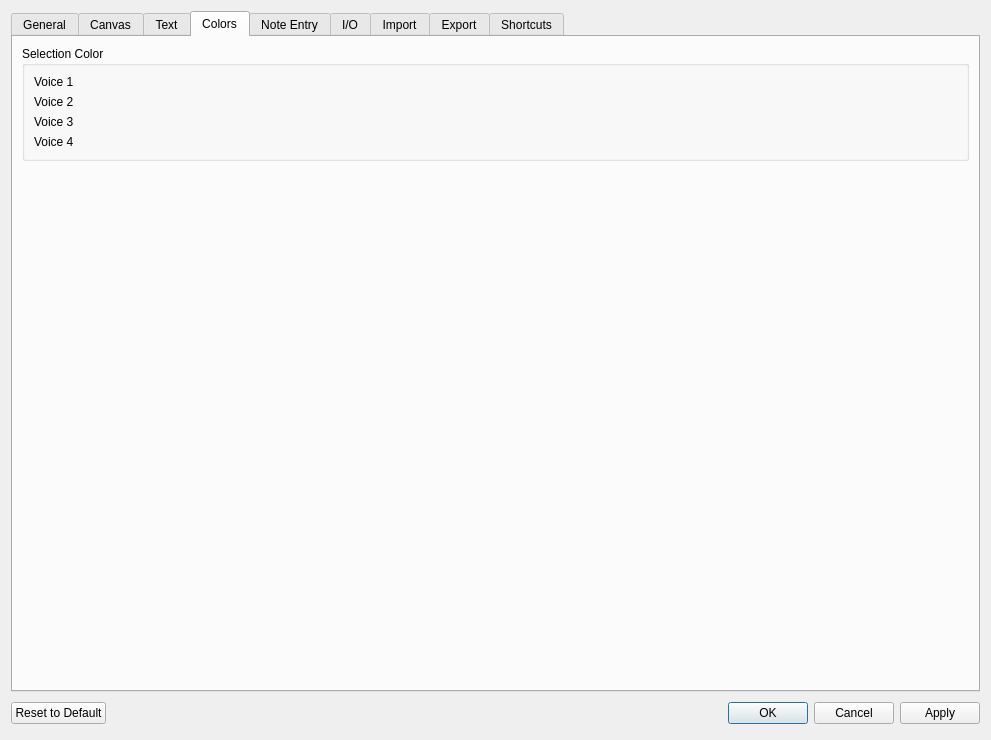
The window that mscore/mscore/prefsdialog.ui (musescore/musescore-old) describes before a commit, drawn with Qt 5.
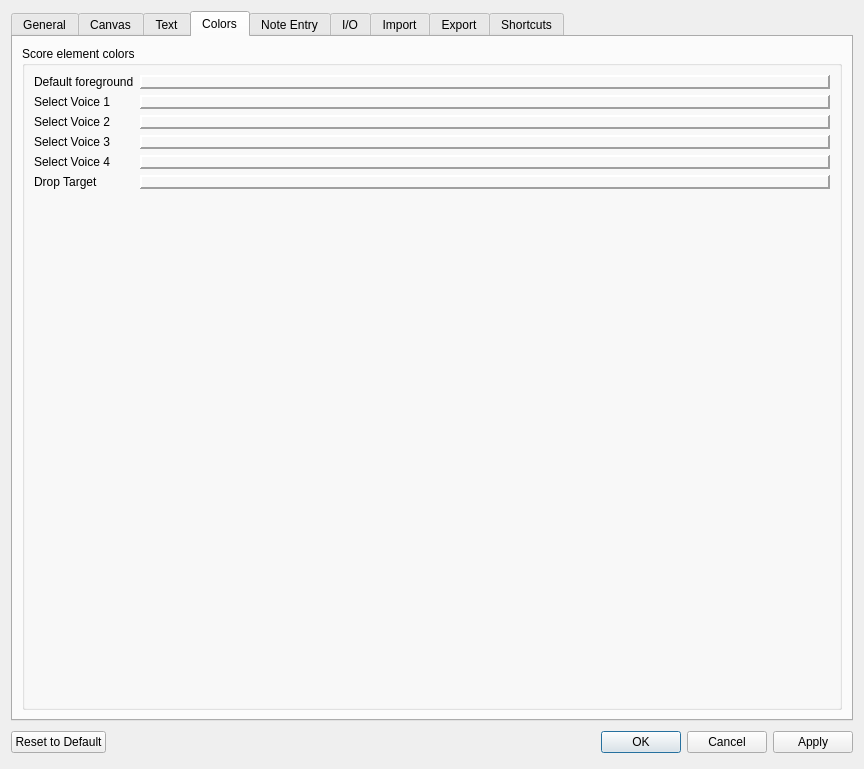
The same window after the commit. The open tabs and pages were chosen to show the change. Icons and pictures are not drawn. Custom widgets are drawn as their Qt base class.

What changed in the file:
```diff
--- a/mscore/mscore/prefsdialog.ui
+++ b/mscore/mscore/prefsdialog.ui
@@ -5,8 +5,8 @@
    <rect>
     <x>0</x>
     <y>0</y>
-    <width>991</width>
-    <height>740</height>
+    <width>864</width>
+    <height>769</height>
    </rect>
   </property>
   <property name="windowTitle" >
@@ -877,51 +877,47 @@
       <attribute name="title" >
        <string>Colors</string>
       </attribute>
-      <layout class="QGridLayout" >
-       <property name="margin" >
-        <number>9</number>
-       </property>
-       <property name="spacing" >
-        <number>6</number>
-       </property>
-       <item row="2" column="0" >
-        <spacer name="verticalSpacer" >
-         <property name="orientation" >
-          <enum>Qt::Vertical</enum>
-         </property>
-         <property name="sizeHint" stdset="0" >
-          <size>
-           <width>20</width>
-           <height>40</height>
-          </size>
-         </property>
-        </spacer>
-       </item>
-       <item row="0" column="0" >
-        <widget class="QGroupBox" name="groupBox_11" >
+      <layout class="QVBoxLayout" name="verticalLayout_5" >
+       <item>
+        <widget class="QGroupBox" name="groupBox_16" >
          <property name="title" >
-          <string>Selection Color</string>
+          <string>Score element colors</string>
          </property>
          <property name="flat" >
           <bool>true</bool>
          </property>
-         <layout class="QGridLayout" name="gridLayout" >
-          <item row="0" column="0" >
            <layout class="QFormLayout" name="formLayout" >
-            <property name="fieldGrowthPolicy" >
-             <enum>QFormLayout::AllNonFixedFieldsGrow</enum>
-            </property>
             <item row="0" column="0" >
+           <widget class="QLabel" name="label_9" >
+            <property name="text" >
+             <string>Default foreground</string>
+            </property>
+           </widget>
+          </item>
+          <item row="0" column="1" >
+           <widget class="Awl::ColorLabel" name="selectColorDefault" >
+            <property name="frameShape" >
+             <enum>QFrame::Panel</enum>
+            </property>
+            <property name="frameShadow" >
+             <enum>QFrame::Raised</enum>
+            </property>
+            <property name="lineWidth" >
+             <number>2</number>
+            </property>
+           </widget>
+          </item>
+          <item row="1" column="0" >
              <widget class="QLabel" name="label" >
               <property name="text" >
-               <string>Voice 1</string>
+             <string>Select Voice 1</string>
               </property>
               <property name="textFormat" >
                <enum>Qt::PlainText</enum>
               </property>
              </widget>
             </item>
-            <item row="0" column="1" >
+          <item row="1" column="1" >
              <widget class="Awl::ColorLabel" name="selectColorLabel1" >
               <property name="frameShape" >
                <enum>QFrame::Panel</enum>
@@ -934,17 +930,17 @@
               </property>
              </widget>
             </item>
-            <item row="1" column="0" >
+          <item row="2" column="0" >
              <widget class="QLabel" name="label_2" >
               <property name="text" >
-               <string>Voice 2</string>
+             <string>Select Voice 2</string>
               </property>
               <property name="textFormat" >
                <enum>Qt::PlainText</enum>
               </property>
              </widget>
             </item>
-            <item row="1" column="1" >
+          <item row="2" column="1" >
              <widget class="Awl::ColorLabel" name="selectColorLabel2" >
               <property name="frameShape" >
                <enum>QFrame::Panel</enum>
@@ -957,17 +953,17 @@
               </property>
              </widget>
             </item>
-            <item row="2" column="0" >
+          <item row="3" column="0" >
              <widget class="QLabel" name="label_4" >
               <property name="text" >
-               <string>Voice 3</string>
+             <string>Select Voice 3</string>
               </property>
               <property name="textFormat" >
                <enum>Qt::PlainText</enum>
               </property>
              </widget>
             </item>
-            <item row="2" column="1" >
+          <item row="3" column="1" >
              <widget class="Awl::ColorLabel" name="selectColorLabel3" >
               <property name="frameShape" >
                <enum>QFrame::Panel</enum>
@@ -980,17 +976,17 @@
               </property>
              </widget>
             </item>
-            <item row="3" column="0" >
+          <item row="4" column="0" >
              <widget class="QLabel" name="label_5" >
               <property name="text" >
-               <string>Voice 4</string>
+             <string>Select Voice 4</string>
               </property>
               <property name="textFormat" >
                <enum>Qt::PlainText</enum>
               </property>
              </widget>
             </item>
-            <item row="3" column="1" >
+          <item row="4" column="1" >
              <widget class="Awl::ColorLabel" name="selectColorLabel4" >
               <property name="frameShape" >
                <enum>QFrame::Panel</enum>
@@ -1003,20 +999,25 @@
               </property>
              </widget>
             </item>
-           </layout>
+          <item row="5" column="0" >
+           <widget class="QLabel" name="label_34" >
+            <property name="text" >
+             <string>Drop Target</string>
+            </property>
+           </widget>
           </item>
-          <item row="0" column="1" >
-           <spacer name="horizontalSpacer" >
-            <property name="orientation" >
-             <enum>Qt::Horizontal</enum>
+          <item row="5" column="1" >
+           <widget class="Awl::ColorLabel" name="selectColorDrop" >
+            <property name="frameShape" >
+             <enum>QFrame::Panel</enum>
             </property>
-            <property name="sizeHint" stdset="0" >
-             <size>
-              <width>40</width>
-              <height>20</height>
-             </size>
+            <property name="frameShadow" >
+             <enum>QFrame::Raised</enum>
             </property>
-           </spacer>
+            <property name="lineWidth" >
+             <number>2</number>
+            </property>
+           </widget>
           </item>
          </layout>
         </widget>
```
Lines whose indentation alone changed are shown as unchanged.
